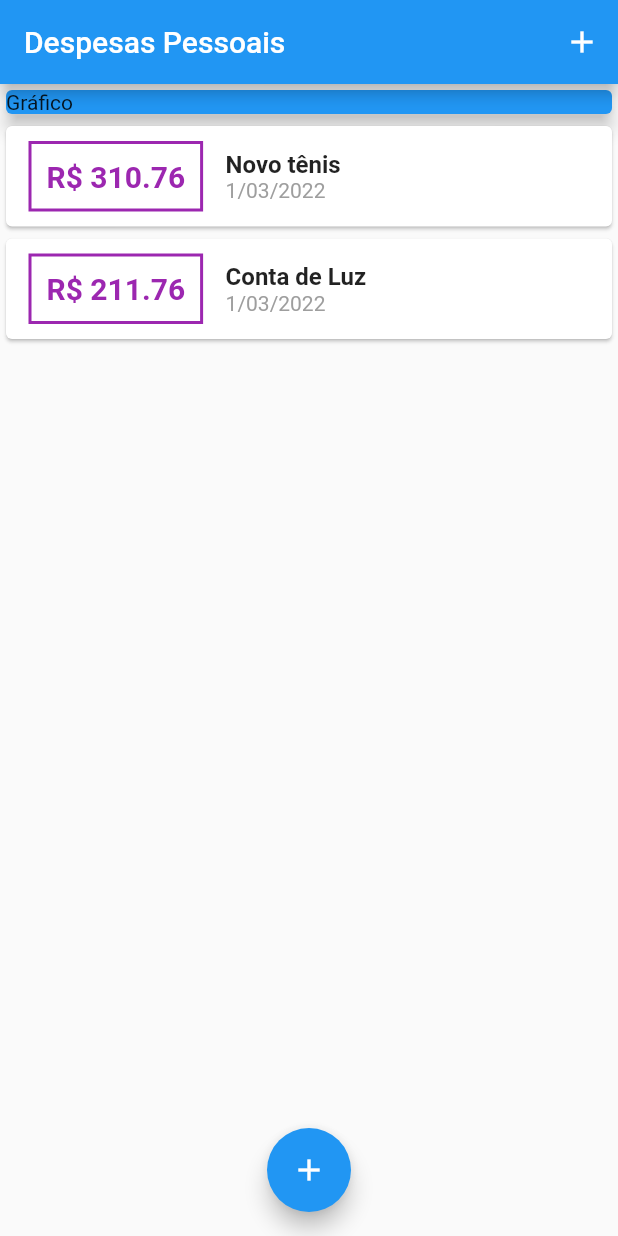
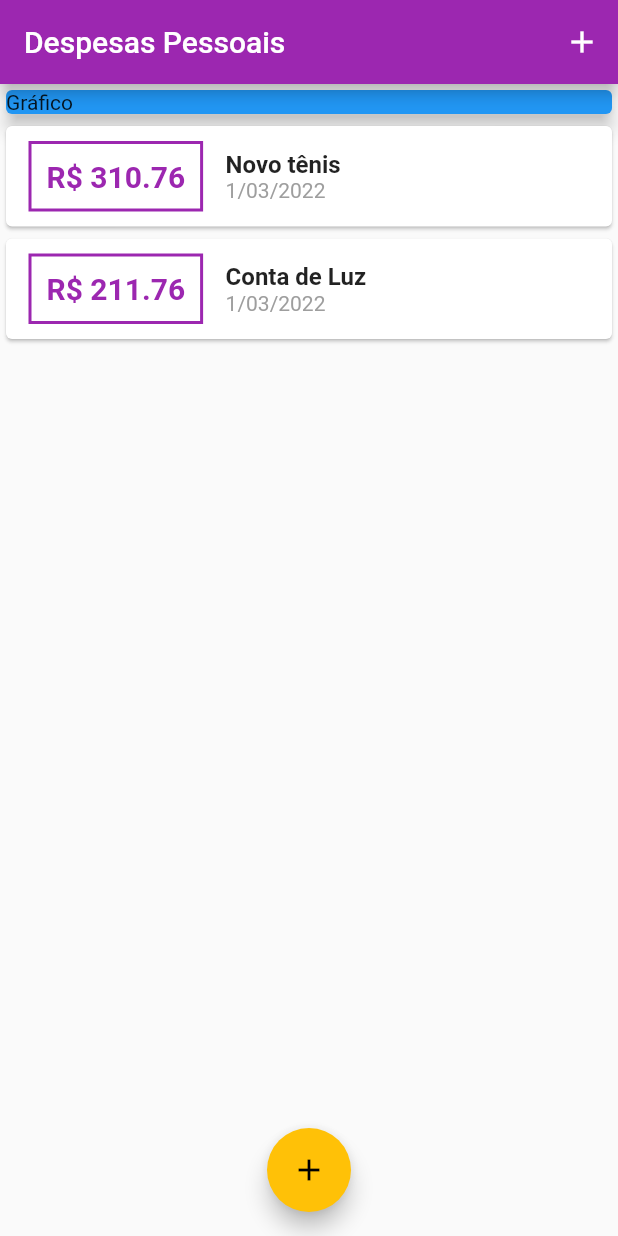
Before and after one commit to gbarros1994/expenses, a Flutter app: the screen it shows after launch, on a phone screen of 412 x 824 dp. Run offline on Flutter 3.47's test engine with Material 2 defaults, Android fonts, the phone set to English and light mode, and no system bars.

Commit message:
theme color

```diff
--- a/lib/components/transaction_list.dart
+++ b/lib/components/transaction_list.dart
@@ -27,7 +27,7 @@ class TransactionList extends StatelessWidget {
                 ),
                 decoration: BoxDecoration(
                   border: Border.all(
-                    color: Colors.purple,
+                    color: Theme.of(context).primaryColor,
                     width: 2,
                   )
                 ),
@@ -37,7 +37,7 @@ class TransactionList extends StatelessWidget {
                   style: TextStyle(
                     fontWeight: FontWeight.bold,
                     fontSize: 20,
-                    color: Colors.purple
+                    color: Theme.of(context).primaryColor
                   ),
                 ),
               ),
--- a/lib/main.dart
+++ b/lib/main.dart
@@ -14,6 +14,10 @@ class ExpensesApp extends StatelessWidget {
   Widget build(BuildContext context) {
     return MaterialApp(
       home: MyHomePage(),
+      theme: ThemeData(
+        primarySwatch: Colors.purple,
+        accentColor: Colors.amber
+      ),
     );
   }
 }
```
